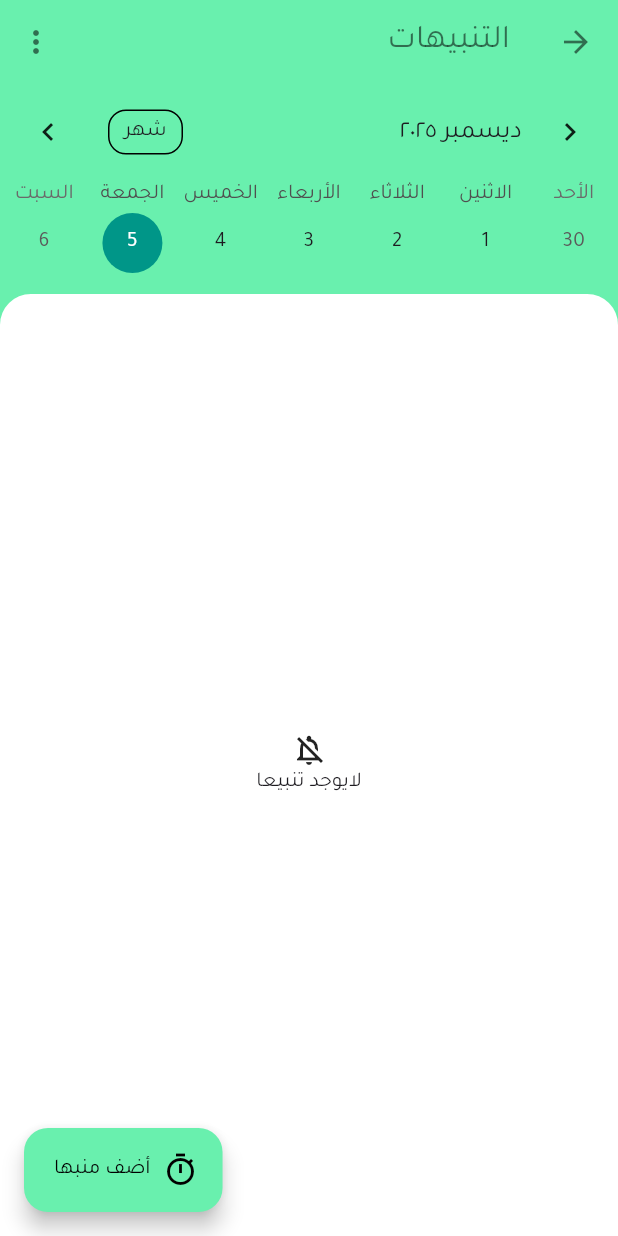
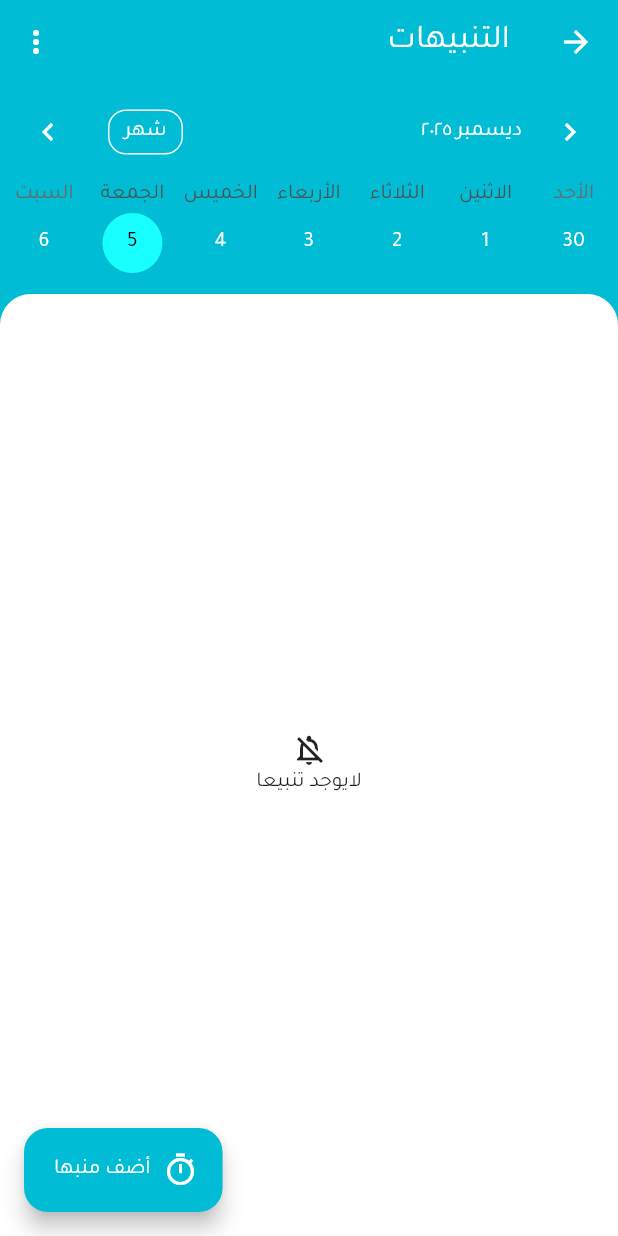
Before and after one commit to anas-iyad-agha/capsule, a Flutter app: the RemindersScreen screen opened by its route, on a phone screen of 412 x 824 dp. Run offline on Flutter 3.47's test engine with Material 3 defaults, Android fonts, the phone set to English and light mode, and no system bars; drawn by our look-alikes of table_calendar; our stand-ins replace dotted_border, file_picker, flutter_local_notifications, font_awesome_flutter, open_filex, permission_handler and 2 more; missing offline and left inert: alarm; accounts and stored records are empty; statements that could not run were skipped.

Commit message:
changed the app color to cyan

```diff
--- a/lib/screens/medicine/components/delete-medicine-dialog.dart
+++ b/lib/screens/medicine/components/delete-medicine-dialog.dart
@@ -32,7 +32,7 @@ class DeleteMedicineDialog extends StatelessWidget {
               mainAxisAlignment: MainAxisAlignment.spaceAround,
               children: [
                 MaterialButton(
-                  color: Colors.teal,
+                  color: Colors.cyan,
                   onPressed: () async {
                     await Provider.of<MedicineReminderProvider>(
                       context,
--- a/lib/screens/medicine/components/medicineListItem.dart
+++ b/lib/screens/medicine/components/medicineListItem.dart
@@ -37,7 +37,6 @@ class MedicineListItem extends StatelessWidget {
           trailing: MenuAnchor(
             menuChildren: [
               MenuItemButton(
-                child: Text('تعديل'),
                 onPressed: () {
                   Navigator.push(
                     context,
@@ -47,9 +46,9 @@ class MedicineListItem extends StatelessWidget {
                   );
                 },
                 leadingIcon: Icon(Icons.edit),
+                child: Text('تعديل'),
               ),
               MenuItemButton(
-                child: Text('حذف'),
                 onPressed: () {
                   showDialog(
                     context: context,
@@ -57,6 +56,7 @@ class MedicineListItem extends StatelessWidget {
                   );
                 },
                 leadingIcon: Icon(Icons.delete),
+                child: Text('حذف'),
               ),
             ],
             builder: (_, controller, _) => IconButton(
--- a/lib/screens/medicine/edit-medicine-screen/edit-medicine-screen.dart
+++ b/lib/screens/medicine/edit-medicine-screen/edit-medicine-screen.dart
@@ -38,7 +38,7 @@ class _EditMedicineScreenState extends State<EditMedicineScreen> {
     return Scaffold(
       appBar: AppBar(
         title: Text('تعديل الدواء'),
-        backgroundColor: Colors.teal,
+        backgroundColor: Colors.cyan,
         foregroundColor: Colors.white,
       ),
       body: Padding(
@@ -130,7 +130,7 @@ class _EditMedicineScreenState extends State<EditMedicineScreen> {
                         Navigator.pop(context);
                       }
                     },
-                    color: Colors.teal,
+                    color: Colors.cyan,
                     textColor: Colors.white,
                     child: Text('تأكيد'),
                   ),
--- a/lib/screens/medicine/medicine-screen.dart
+++ b/lib/screens/medicine/medicine-screen.dart
@@ -26,11 +26,11 @@ class _MedicineScreenState extends State<MedicineScreen> {
   @override
   Widget build(BuildContext context) {
     return Scaffold(
-      backgroundColor: Colors.teal,
+      backgroundColor: Colors.cyan,
       appBar: AppBar(
         foregroundColor: Colors.white,
         title: Text('أدويتي'),
-        backgroundColor: Colors.teal,
+        backgroundColor: Colors.cyan,
       ),
       body: Column(
         children: [
@@ -83,7 +83,7 @@ class _MedicineScreenState extends State<MedicineScreen> {
         onPressed: () {
           Navigator.of(context).pushNamed(AddMedicineScreen.route);
         },
-        backgroundColor: Colors.teal,
+        backgroundColor: Colors.cyan,
         label: Text('أضف دواء'),
         icon: Icon(Icons.add),
       ),
--- a/lib/screens/reminder-screen/addReminderScreen/addReminderScreen.dart
+++ b/lib/screens/reminder-screen/addReminderScreen/addReminderScreen.dart
@@ -47,7 +47,8 @@ class _AddReminderScreenState extends State<AddReminderScreen> {
     return Scaffold(
       appBar: AppBar(
         title: const Text('إضافة منبه'),
-        backgroundColor: Colors.greenAccent,
+        backgroundColor: Colors.cyan,
+        foregroundColor: Colors.white,
       ),
       body: Padding(
         padding: const EdgeInsets.all(16),
@@ -156,7 +157,7 @@ class _AddReminderScreenState extends State<AddReminderScreen> {
                             await provider.fetchData();
                           }
                         },
-                        color: Colors.teal,
+                        color: Colors.cyan,
                         textColor: Colors.white,
                         child: Text('اضافة'),
                       ),
--- a/lib/screens/reminder-screen/components/calender.dart
+++ b/lib/screens/reminder-screen/components/calender.dart
@@ -46,17 +46,29 @@ class _CalenderState extends State<Calender> {
               CalendarFormat.week: 'أسبوع',
             },
             eventLoader: provider.getEventsForDay,
+            headerStyle: HeaderStyle(
+              formatButtonTextStyle: TextStyle(color: Colors.white),
+              formatButtonDecoration: BoxDecoration(
+                border: Border.fromBorderSide(BorderSide(color: Colors.white)),
+                borderRadius: BorderRadius.circular(12),
+              ),
+              titleTextStyle: TextStyle(color: Colors.white),
+              rightChevronIcon: Icon(Icons.chevron_right, color: Colors.white),
+              leftChevronIcon: Icon(Icons.chevron_left, color: Colors.white),
+            ),
             calendarStyle: const CalendarStyle(
               selectedDecoration: BoxDecoration(
-                color: Colors.teal,
+                color: Colors.cyanAccent,
                 shape: BoxShape.circle,
               ),
               todayDecoration: BoxDecoration(
-                color: Colors.tealAccent,
+                color: Colors.lightBlueAccent,
                 shape: BoxShape.circle,
               ),
-              todayTextStyle: TextStyle(color: Colors.black),
-              selectedTextStyle: TextStyle(color: Colors.white),
+              todayTextStyle: TextStyle(color: Colors.white),
+              selectedTextStyle: TextStyle(color: Colors.black),
+              defaultTextStyle: TextStyle(color: Colors.white),
+              weekendTextStyle: TextStyle(color: Colors.white),
             ),
             onDaySelected: provider.onDaySelected,
             onFormatChanged: (format) {
--- a/lib/screens/reminder-screen/reminders-screen.dart
+++ b/lib/screens/reminder-screen/reminders-screen.dart
@@ -19,10 +19,11 @@ class _RemindersScreenState extends State<RemindersScreen> {
   @override
   Widget build(BuildContext context) {
     return Scaffold(
-      backgroundColor: Colors.greenAccent,
+      backgroundColor: Colors.cyan,
       appBar: AppBar(
         title: Text('التنبيهات'),
-        backgroundColor: Colors.greenAccent,
+        foregroundColor: Colors.white,
+        backgroundColor: Colors.cyan,
         actions: [
           MenuAnchor(
             menuChildren: [
@@ -62,8 +63,7 @@ class _RemindersScreenState extends State<RemindersScreen> {
             showDialog(context: context, builder: (_) => NoMedicineDialog());
           }
         },
-        backgroundColor: Colors.greenAccent,
-        foregroundColor: Colors.black,
+        backgroundColor: Colors.cyan,
         label: Text('أضف منبها'),
         icon: Icon(Icons.timer_outlined),
       ),
--- a/lib/theme.dart
+++ b/lib/theme.dart
@@ -34,6 +34,10 @@ ColorScheme myColorScheme = const ColorScheme(
 ThemeData _buildCustomTheme() {
   final ThemeData base = ThemeData.light();
   return base.copyWith(
+    appBarTheme: AppBarTheme(
+      foregroundColor: Colors.white,
+      backgroundColor: Colors.cyan,
+    ),
     hintColor: MyColors.lightRed,
     primaryColor: MyColors.lightBlue,
     scaffoldBackgroundColor: Colors.white,
```
Also changed, not shown: lib/screens/medicine/add-medicine-screen/addMedicineScreen.dart (+2 -21 lines), lib/screens/reminder-screen/alarm-screen/alarm-screen.dart (+7 -5 lines), lib/screens/settings-sreen/settingsScreen.dart (deleted, +0 -12 lines), lib/screens/splash-screen/splashScreen.dart (deleted, +0 -12 lines).
